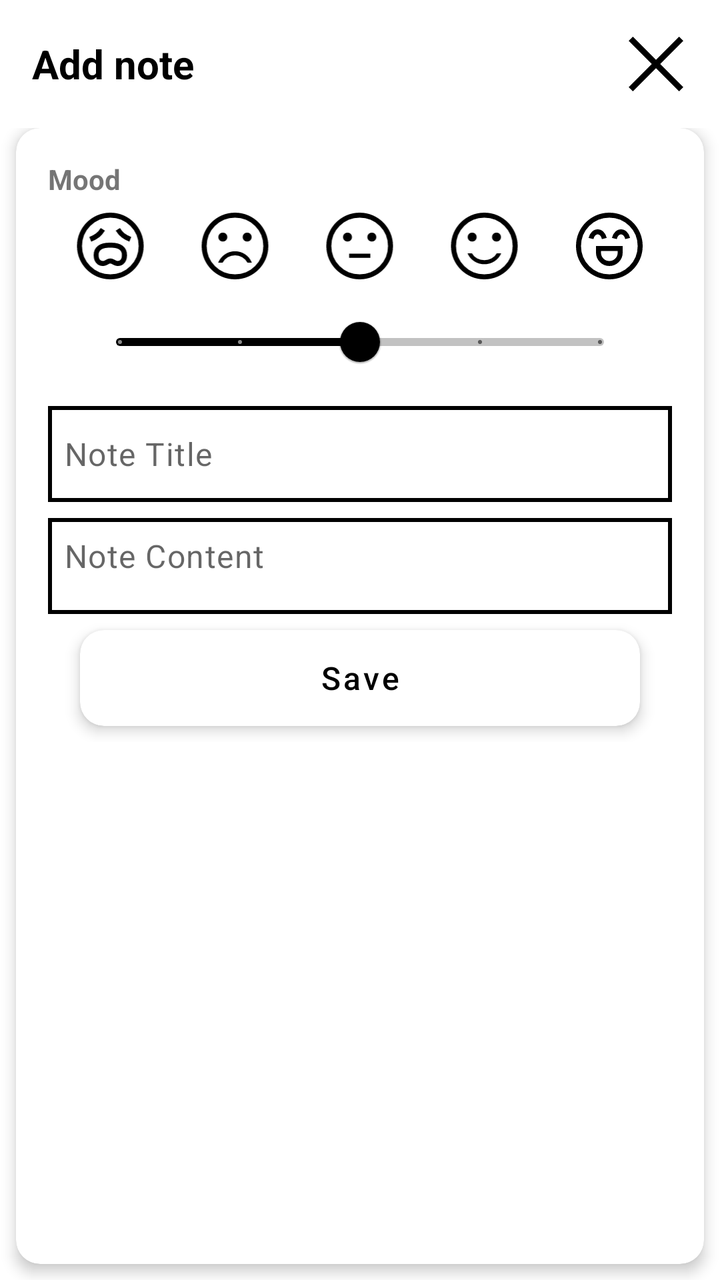
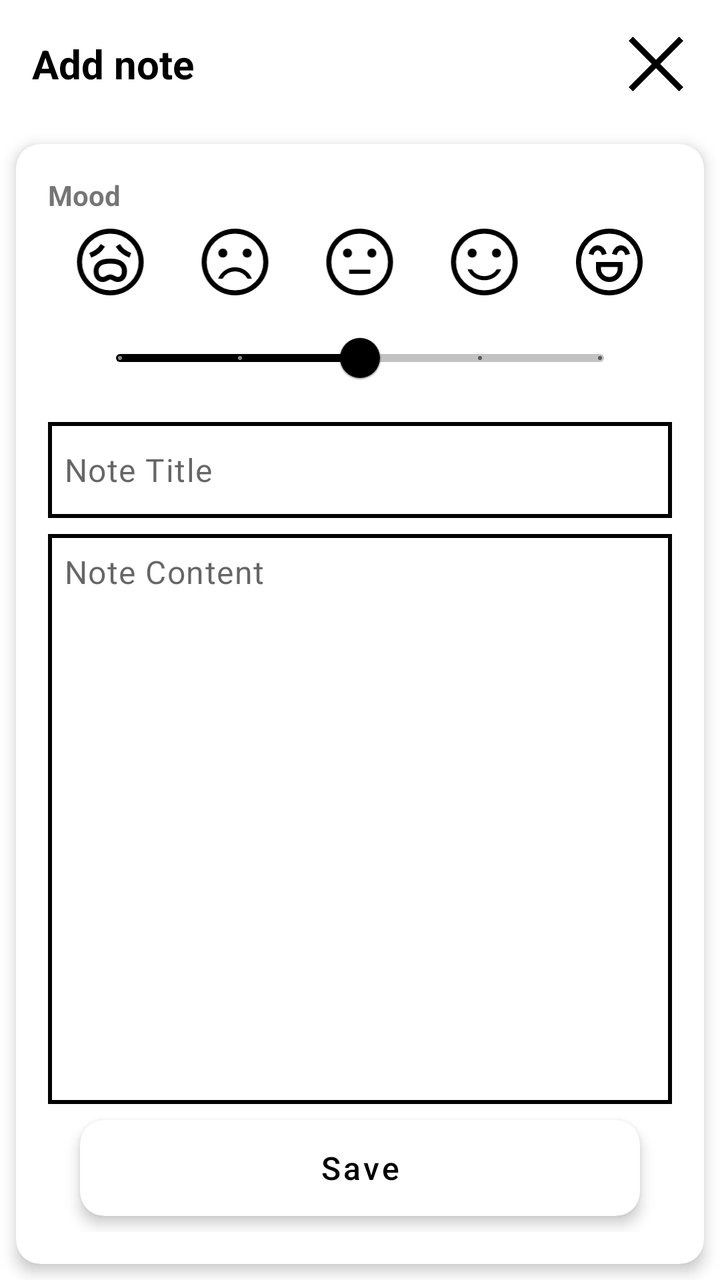

Two renders of the same Android screen: before a commit and after it. Below are the layout's source before the change and the commit's diff.
<!-- AndroidManifest.xml: application theme Theme.SmokingTracker -->
<!-- res/layout/fragment_note.xml -->
<?xml version="1.0" encoding="utf-8"?>
<LinearLayout
    xmlns:android="http://schemas.android.com/apk/res/android"
    xmlns:app="http://schemas.android.com/apk/res-auto"
    xmlns:tools="http://schemas.android.com/tools"
    android:layout_width="match_parent"
    android:layout_height="match_parent"
    android:background="?attr/colorSurface"
    android:fitsSystemWindows="true"
    android:orientation="vertical">

    <LinearLayout
        android:layout_width="match_parent"
        android:layout_height="64dp"
        android:gravity="center_vertical"
        android:orientation="horizontal">

        <TextView
            android:id="@+id/title_header"
            android:layout_width="0dp"
            android:layout_height="wrap_content"
            android:layout_marginStart="16dp"
            android:layout_marginEnd="8dp"
            android:gravity="center_vertical"
            android:layout_weight="1"
            android:text="@string/notes_add"
            style="@style/SpecialTitleTextView"
            tools:ignore="VisualLintSystemUi" />

        <ImageButton
            android:id="@+id/close"
            android:layout_width="48dp"
            android:layout_height="48dp"
            android:layout_marginEnd="8dp"
            android:background="@android:color/transparent"
            android:contentDescription="Close"
            android:src="@drawable/close_48px"
            app:tint="?attr/colorOnSurface"
            tools:ignore="HardcodedText" />

    </LinearLayout>

    <androidx.core.widget.NestedScrollView
        android:layout_width="match_parent"
        android:layout_height="0dp"
        android:layout_weight="1"
        android:fillViewport="true">

        <androidx.cardview.widget.CardView
            android:id="@+id/card_add_note"
            android:layout_width="match_parent"
            android:layout_height="wrap_content"
            android:layout_marginHorizontal="8dp"
            android:layout_marginBottom="8dp"
            style="@style/Card">

            <LinearLayout
                android:layout_width="match_parent"
                android:layout_height="wrap_content"
                android:orientation="vertical"
                android:padding="16dp">

                <TextView
                    android:id="@+id/text_emotion_label"
                    android:layout_width="wrap_content"
                    android:layout_height="wrap_content"
                    android:text="@string/notes_mode"
                    android:textStyle="bold" />

                <LinearLayout
                    android:layout_width="match_parent"
                    android:layout_height="48dp"
                    android:gravity="center"
                    android:orientation="horizontal">

                    <ImageView
                        android:layout_width="0dp"
                        android:layout_height="40dp"
                        android:layout_weight="1"
                        android:contentDescription="Very dissatisfied"
                        android:src="@drawable/sentiment_frustrated_48px"
                        tools:ignore="HardcodedText" />

                    <ImageView
                        android:layout_width="0dp"
                        android:layout_height="40dp"
                        android:layout_weight="1"
                        android:contentDescription="Dissatisfied"
                        android:src="@drawable/sentiment_dissatisfied_48px"
                        tools:ignore="HardcodedText" />

                    <ImageView
                        android:layout_width="0dp"
                        android:layout_height="40dp"
                        android:layout_weight="1"
                        android:contentDescription="Neutral"
                        android:src="@drawable/sentiment_neutral_48px"
                        tools:ignore="HardcodedText" />

                    <ImageView
                        android:layout_width="0dp"
                        android:layout_height="40dp"
                        android:layout_weight="1"
                        android:contentDescription="Satisfied"
                        android:src="@drawable/sentiment_satisfied_48px"
                        tools:ignore="HardcodedText" />

                    <ImageView
                        android:layout_width="0dp"
                        android:layout_height="40dp"
                        android:layout_weight="1"
                        android:contentDescription="Very satisfied"
                        android:src="@drawable/sentiment_excited_48px"
                        tools:ignore="HardcodedText" />

                </LinearLayout>

                <com.google.android.material.slider.Slider
                    android:id="@+id/slider_emotion"
                    android:layout_width="match_parent"
                    android:layout_height="wrap_content"
                    android:layout_marginHorizontal="20dp"
                    android:layout_marginBottom="8dp"
                    android:value="3"
                    android:valueFrom="1"
                    android:valueTo="5"
                    android:stepSize="1" />

                <EditText
                    android:id="@+id/input_title"
                    android:layout_width="match_parent"
                    android:layout_height="48dp"
                    android:layout_marginBottom="8dp"
                    android:autofillHints="title"
                    android:hint="@string/notes_title"
                    android:inputType="text"
                    style="@style/EditText"
                    tools:ignore="HardcodedText,VisualLintTextFieldSize" />

                <EditText
                    android:id="@+id/input_content"
                    android:layout_width="match_parent"
                    android:layout_height="0dp"
                    android:layout_weight="1"
                    android:minHeight="48dp"
                    android:autofillHints="description"
                    android:gravity="top"
                    android:hint="@string/notes_content"
                    android:inputType="textMultiLine"
                    style="@style/EditText"
                    tools:ignore="HardcodedText,VisualLintTextFieldSize" />

                <androidx.cardview.widget.CardView
                    android:layout_width="match_parent"
                    android:layout_height="wrap_content"
                    android:layout_marginVertical="8dp"
                    android:layout_marginHorizontal="16dp"
                    style="@style/Card">

                    <Button
                        android:id="@+id/save"
                        style="@style/Button"
                        android:layout_width="match_parent"
                        android:layout_height="wrap_content"
                        android:text="@string/popup_save"
                        tools:ignore="VisualLintButtonSize,TextContrastCheck" />

                </androidx.cardview.widget.CardView>

            </LinearLayout>

        </androidx.cardview.widget.CardView>

    </androidx.core.widget.NestedScrollView>

</LinearLayout>
<!-- resources referenced by this layout -->
<resources>
  <!-- drawable close_48px (drawable) -->
  <vector xmlns:android="http://schemas.android.com/apk/res/android"
      android:width="48dp"
      android:height="48dp"
      android:viewportWidth="960"
      android:viewportHeight="960"
      android:tint="?attr/colorControlNormal">
    <path
        android:fillColor="@android:color/white"
        android:pathData="M249,753L207,711L438,480L207,249L249,207L480,438L711,207L753,249L522,480L753,711L711,753L480,522L249,753Z"/>
  </vector>
  <string name="notes_add">Add note</string>
  <string name="notes_content">Note Content</string>
  <string name="notes_mode">Mood</string>
  <string name="notes_title">Note Title</string>
  <string name="popup_save">Save</string>
  <style name="Button" parent="Widget.MaterialComponents.Button.TextButton">
          <item name="android:textColor">?attr/colorOnSurface</item>
          <item name="android:textSize">16sp</item>
          <item name="android:singleLine">true</item>
          <item name="android:textAllCaps">false</item>
      </style>
  <style name="Card">
          <item name="cardCornerRadius">12dp</item>
          <item name="cardElevation">4dp</item>
      </style>
  <style name="EditText" parent="Widget.AppCompat.EditText">
          <item name="android:textColor">?attr/colorOnSurface</item>
          <item name="android:textSize">16sp</item>
          <item name="android:background">@drawable/edit_text_underline</item>
          <item name="android:padding">8dp</item>
          <item name="android:textAppearance">?attr/textAppearanceBody1</item>
      </style>
  <style name="SpecialTitleTextView" parent="Widget.AppCompat.TextView">
          <item name="android:textSize">20sp</item>
          <item name="android:textStyle">bold</item>
          <item name="android:textColor">?attr/colorOnSurface</item>
          <item name="android:gravity">center</item>
          <item name="android:ellipsize">end</item>
      </style>
  <style name="Theme.SmokingTracker" parent="Theme.MaterialComponents.DayNight.NoActionBar">
  
          <item name="android:navigationBarColor">@color/background</item>
          <item name="android:statusBarColor">@color/background</item>
  
          <item name="android:windowLightStatusBar">true</item>
  
          <item name="colorPrimary">@color/primary</item>
          <item name="colorPrimaryVariant">@color/primary</item>
          <item name="colorOnPrimary">@color/on_primary</item>
  
          <item name="colorSecondary">@color/secondary</item>
          <item name="colorSecondaryVariant">@color/secondary</item>
          <item name="colorOnSecondary">@color/on_secondary</item>
  
          <item name="android:colorBackground">@color/background</item>
          <item name="colorSurface">@color/surface</item>
          <item name="colorOnSurface">@color/on_surface</item>
          <item name="colorOnBackground">@color/on_background</item>
  
          <item name="colorError">@color/error</item>
          <item name="colorOnError">@color/on_error</item>
  
          <item name="colorControlNormal">@color/on_surface</item>
          <item name="colorSwitchThumbNormal">@color/surface</item>
  
          <item name="colorAccent">@color/primary</item>
      </style>
  <!-- drawable edit_text_underline (drawable) -->
  <?xml version="1.0" encoding="utf-8"?>
  <shape xmlns:android="http://schemas.android.com/apk/res/android">
      <size android:height="2dp" />
      <solid android:color="@android:color/transparent" />
      <stroke android:width="2dp" android:color="?attr/colorOnSurface" />
  </shape>
  <color name="background">#FFFFFF</color>
  <color name="primary">#000000</color>
  <color name="on_primary">#FFFFFF</color>
  <color name="secondary">#000000</color>
  <color name="on_secondary">#FFFFFF</color>
  <color name="surface">#FFFFFF</color>
  <color name="on_surface">#000000</color>
  <color name="on_background">#000000</color>
  <color name="error">#B00020</color>
  <color name="on_error">#FFFFFF</color>
  <!-- unchanged entries left out for length: 5 -->
</resources>

<!-- the commit's change to res/layout/fragment_note.xml (unified diff, before → after) -->
@@ -21,8 +21,8 @@
             android:layout_height="wrap_content"
             android:layout_marginStart="16dp"
             android:layout_marginEnd="8dp"
+            android:layout_weight="1"
             android:gravity="center_vertical"
-            android:layout_weight="1"
             android:text="@string/notes_add"
             style="@style/SpecialTitleTextView"
             tools:ignore="VisualLintSystemUi" />
@@ -49,14 +49,14 @@
         <androidx.cardview.widget.CardView
             android:id="@+id/card_add_note"
             android:layout_width="match_parent"
-            android:layout_height="wrap_content"
+            android:layout_height="match_parent"
+            android:layout_marginVertical="8dp"
             android:layout_marginHorizontal="8dp"
-            android:layout_marginBottom="8dp"
             style="@style/Card">
 
             <LinearLayout
                 android:layout_width="match_parent"
-                android:layout_height="wrap_content"
+                android:layout_height="match_parent"
                 android:orientation="vertical"
                 android:padding="16dp">
 
@@ -153,8 +153,8 @@
                 <androidx.cardview.widget.CardView
                     android:layout_width="match_parent"
                     android:layout_height="wrap_content"
+                    android:layout_marginHorizontal="16dp"
                     android:layout_marginVertical="8dp"
-                    android:layout_marginHorizontal="16dp"
                     style="@style/Card">
 
                     <Button
